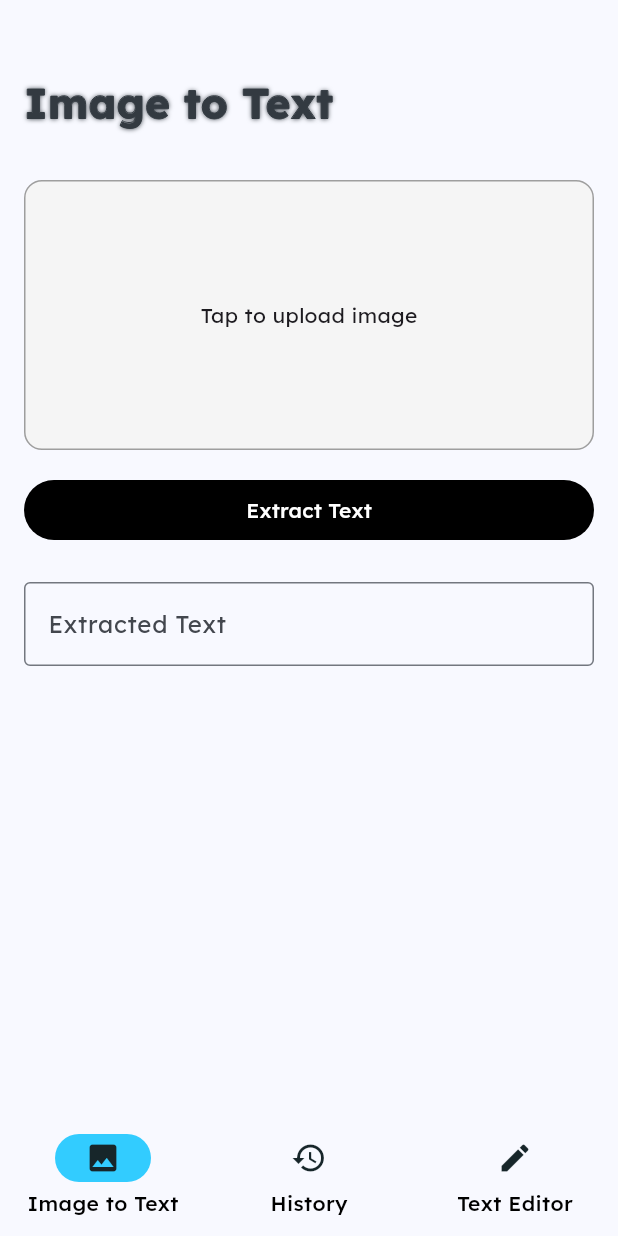
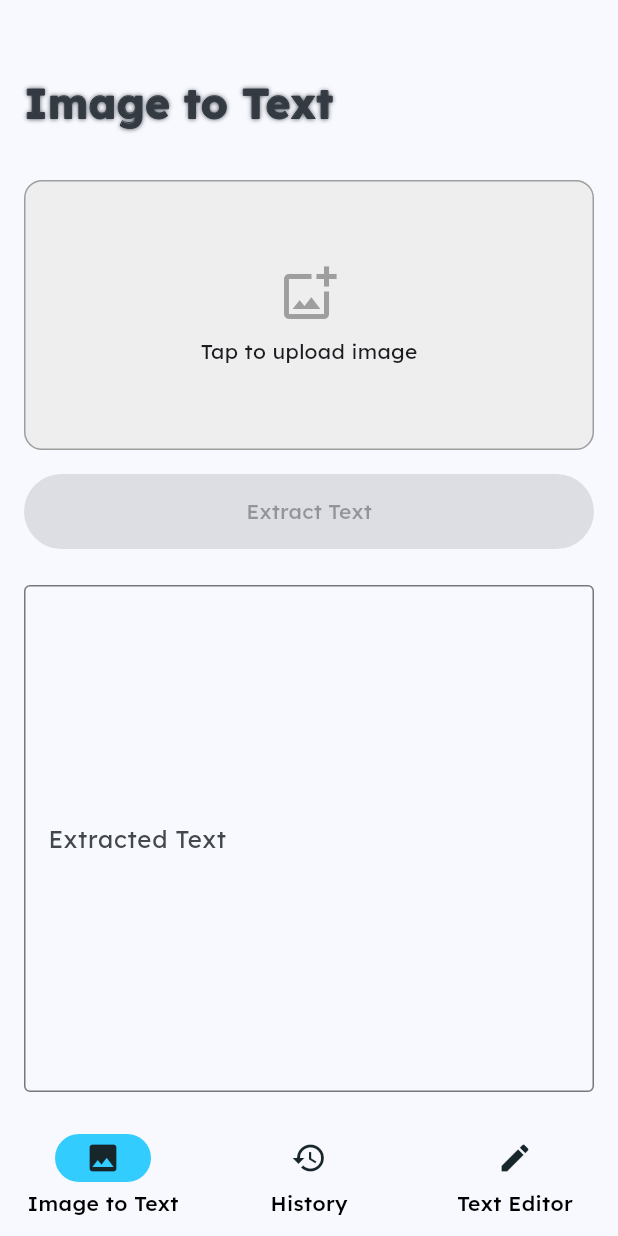
Before and after one commit to asathsara/text-scanner-app, a Flutter app: the screen it shows after launch, after a tap on "Tap to upload image", on a phone screen of 412 x 824 dp. Run offline on Flutter 3.47's test engine with Material 3 defaults, Android fonts, the phone set to English and light mode, and no system bars; our stand-ins replace firebase_core, google_fonts, image_picker; missing offline and left inert: google_mlkit_text_recognition; accounts and stored records are empty.

Commit message:
image to text implementation

```diff
--- a/lib/components/history_item_card.dart
+++ b/lib/components/history_item_card.dart
@@ -28,7 +28,7 @@ class HistoryItemCard extends StatelessWidget {
       child: Column(
         crossAxisAlignment: CrossAxisAlignment.start,
         children: [
-          // 1. Title at the top
+
           Text(
             title,
             style: theme.textTheme.titleMedium?.copyWith(
@@ -39,16 +39,14 @@ class HistoryItemCard extends StatelessWidget {
           ),
           const SizedBox(height: 8),
 
-          // 2. Content next
           Text(
             content.trim().split('\n').take(2).join('\n'),
             maxLines: 2,
             overflow: TextOverflow.ellipsis,
             style: theme.textTheme.bodyMedium,
           ),
-          const SizedBox(height: 12), // Space between content and date
+          const SizedBox(height: 12),
 
-          // 3. Date last, aligned to the right
           Align(
             alignment: Alignment.centerRight,
             child: Text(
--- a/lib/screens/image_text_screen.dart
+++ b/lib/screens/image_text_screen.dart
@@ -1,4 +1,8 @@
+import 'dart:io';
+
 import 'package:flutter/material.dart';
+import 'package:google_mlkit_text_recognition/google_mlkit_text_recognition.dart';
+import 'package:image_picker/image_picker.dart';
 import 'package:text_extractor_app/components/stroke_text.dart';
 
 class ImageTextScreen extends StatefulWidget {
@@ -9,7 +13,59 @@ class ImageTextScreen extends StatefulWidget {
 }
 
 class _ImageTextScreenState extends State<ImageTextScreen> {
-  String extractedText = '';
+  XFile? _imageFile;
+  final TextRecognizer _textRecognizer = TextRecognizer();
+  final TextEditingController _textController = TextEditingController();
+  bool _isProcessing = false;
+
+  @override
+  void dispose() {
+    _textRecognizer.close();
+    _textController.dispose();
+    super.dispose();
+  }
+
+  Future<void> _pickImage() async {
+    try {
+      final pickedFile =
+          await ImagePicker().pickImage(source: ImageSource.gallery);
+      if (pickedFile != null) {
+        setState(() {
+          _imageFile = pickedFile;
+          _textController.clear(); // Clear previous results
+        });
+      }
+    } catch (e) {
+      ScaffoldMessenger.of(context).showSnackBar(
+        SnackBar(content: Text('Failed to pick image: $e')),
+      );
+    }
+  }
+
+  Future<void> _extractText() async {
+    if (_imageFile == null) {
+      ScaffoldMessenger.of(context).showSnackBar(
+        const SnackBar(content: Text('Please select an image first.')),
+      );
+      return;
+    }
+
+    setState(() {
+      _isProcessing = true;
+    });
+
+    try {
+      final inputImage = InputImage.fromFilePath(_imageFile!.path);
+      final RecognizedText recognizedText =
+          await _textRecognizer.processImage(inputImage);
+      _textController.text = recognizedText.text;
+    } catch (e) {
+      ScaffoldMessenger.of(context).showSnackBar(
+        SnackBar(content: Text('Failed to extract text: $e')),
+      );
+    }
+    setState(() => _isProcessing = false);
+  }
 
   @override
   Widget build(BuildContext context) {
@@ -19,36 +75,55 @@ class _ImageTextScreenState extends State<ImageTextScreen> {
         child: Column(
           crossAxisAlignment: CrossAxisAlignment.start,
           children: [
-            SizedBox(height: 32),
-            StrokeText(text: "Image to Text"),
-            SizedBox(height: 32),
+            const SizedBox(height: 32),
+            const StrokeText(text: "Image to Text"),
+            const SizedBox(height: 32),
             // Image Upload Box
             GestureDetector(
-              onTap: () {
-                // TODO: Implement image picker
-              },
+              onTap: _pickImage,
               child: Container(
                 height: 180,
                 width: double.infinity,
                 decoration: BoxDecoration(
                   border: Border.all(color: Colors.grey),
                   borderRadius: BorderRadius.circular(12),
-                  color: Colors.grey[100],
+                  color: Colors.grey[200],
                 ),
-                child: const Center(child: Text("Tap to upload image")),
+                child: _imageFile != null
+                    ? ClipRRect(
+                        borderRadius: BorderRadius.circular(11),
+                        child: Image.file(
+                          File(_imageFile!.path),
+                          fit: BoxFit.cover,
+                        ),
+                      )
+                    : const Center(
+                        child: Column(
+                          mainAxisAlignment: MainAxisAlignment.center,
+                          children: [
+                            Icon(Icons.add_photo_alternate_outlined,
+                                size: 40, color: Colors.grey),
+                            SizedBox(height: 8),
+                            Text("Tap to upload image"),
+                          ],
+                        ),
+                      ),
               ),
             ),
             const SizedBox(height: 16),
             SizedBox(
               width: double.infinity,
+              height: 50,
               child: FilledButton(
-                onPressed: () {
-                  // TODO: Implement text extraction
-                  setState(() {
-                    extractedText = "Example extracted text goes here...";
-                  });
-                },
-                child: const Text("Extract Text"),
+                onPressed:
+                    _isProcessing || _imageFile == null ? null : _extractText,
+                child: _isProcessing
+                    ? const SizedBox(
+                        height: 24,
+                        width: 24,
+                        child: CircularProgressIndicator(color: Colors.white),
+                      )
+                    : const Text("Extract Text"),
               ),
             ),
             const SizedBox(height: 24),
@@ -56,10 +131,11 @@ class _ImageTextScreenState extends State<ImageTextScreen> {
             // Extracted Text Display
             Expanded(
               child: TextFormField(
+                controller: _textController,
                 maxLines: null,
-                readOnly: true,
-                initialValue: extractedText,
-                decoration: InputDecoration(
+                expands: true,
+                textAlignVertical: TextAlignVertical.top,
+                decoration: const InputDecoration(
                   labelText: "Extracted Text",
                   border: OutlineInputBorder(),
                 ),
--- a/pubspec.yaml
+++ b/pubspec.yaml
@@ -37,6 +37,8 @@ dependencies:
   firebase_core: ^3.14.0
   google_fonts: ^6.2.1
   intl: ^0.20.2
+  image_picker: ^1.1.2
+  google_mlkit_text_recognition: ^0.15.0
 
 dev_dependencies:
   flutter_test:
```
Also changed, not shown: pubspec.lock, 1 other file.
